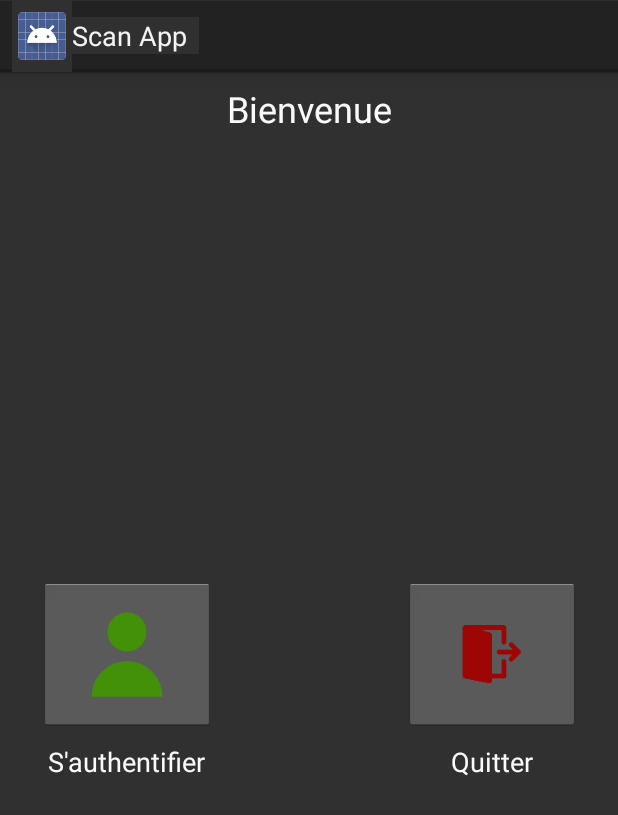
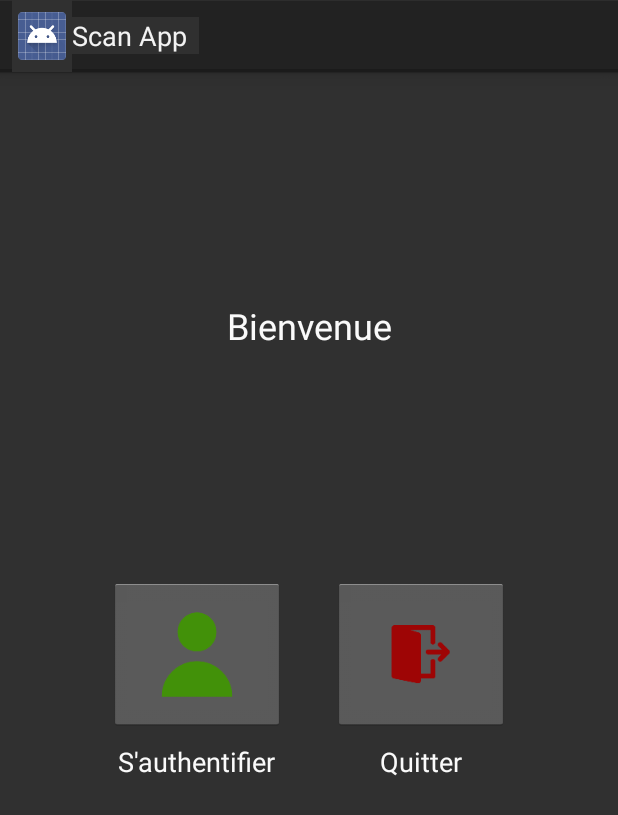
Before and after one commit to vinecy/Vuzix_M100_entrepot, an Android app: the screen it shows after launch (MainActivity), on a phone screen of 412 x 824 dp. Shown: the top 815 px of the screen. Run offline under Robolectric (Android 15) with nearby library versions, the phone set to English and light mode, and no system bars; libraries missing offline, so code that uses them is left out: me.dm7.barcodescanner.

Commit message:
- IHM bienvenue final

```diff
--- a/app/src/main/java/pfe/polytech/Vuzix_M100_entrepot/MainActivity.java
+++ b/app/src/main/java/pfe/polytech/Vuzix_M100_entrepot/MainActivity.java
@@ -110,9 +110,9 @@ public class MainActivity extends Activity implements ZBarScannerView.ResultHand
                 textview_ptr.setText(R.string.search_user_pending);
                 codeBarre_scanned = getIntent().getStringExtra("CODE_BARRE");
                 // SI AVEC CONNECTION SERVEUR : DECOMENTER LA LIGNE EN-DESSOUS
-                //Utilisateur user = Utilisateur.verifieUtilisateur(codeBarre_scanned);
+                Utilisateur user = Utilisateur.verifieUtilisateur(codeBarre_scanned);
                 // SI SANS CONNECTION SERVEUR : DECOMMENTER LA LIGNE EN-DESSOUS
-                Utilisateur user = new Utilisateur("John Smith", codeBarre_scanned);
+                //Utilisateur user = new Utilisateur("John Smith", codeBarre_scanned);
                 if( user != null ){             // si utilisateur trouvé
                     userCmdObj.setUtilisateur(user);
                     etatObj.setEtat( EtatSingleton.App_State.SEARCH_COMMAND);
@@ -132,20 +132,20 @@ public class MainActivity extends Activity implements ZBarScannerView.ResultHand
                 textview_ptr.setText(userCmdObj.getUtilisateur().getNom());
                 textview_ptr = findViewById(R.id.actionPending);
                 textview_ptr.setText(R.string.search_command_pending);
-                /*try {
+                try {
                     Commande commandeTmp = Commande.chargerCommande(userCmdObj.getUtilisateur());
-                    */
+                    /**/
                     // SANS SERVEUR
-                    ArrayList<Article> liste = new ArrayList<>();
+                    /*ArrayList<Article> liste = new ArrayList<>();
                     Article a1 = new Article("Fromage Blanc","2154632156234","A","26","C",1);
                     Article a2 = new Article("Pizza","2145622145659","B","27","D",3);
                     liste.add(a1);
                     liste.add(a2);
                     Commande commandeTmp;
                     commandeTmp = new Commande(13,liste,"dqsfqsf","qfqsf",userCmdObj.getUtilisateur());
-
+                    */
                     //Change la commande en cours
-                    //userCmdObj.setCommande( commandeTmp);
+                    userCmdObj.setCommande( commandeTmp);
 
                     if( commandeTmp != null){
                         userCmdObj.setCommande(commandeTmp);
@@ -156,9 +156,9 @@ public class MainActivity extends Activity implements ZBarScannerView.ResultHand
                         etatObj.setEtat( EtatSingleton.App_State.SIGN_IN);
                         changeState();
                     }
-                /*} catch (JSONException e) {
+                } catch (JSONException e) {
                     e.printStackTrace();
-                }*/
+                }
                 break;
             case NAVIGATION1:
                 Toast.makeText(getApplicationContext(), " > NAVIGATION1",Toast.LENGTH_SHORT).show();
--- a/app/src/main/res/layout/activity_main.xml
+++ b/app/src/main/res/layout/activity_main.xml
@@ -7,7 +7,7 @@
     android:layout_height="match_parent">
 
     <TextView
-        android:id="@+id/textView4"
+        android:id="@+id/sign_inTextView"
         android:layout_width="wrap_content"
         android:layout_height="wrap_content"
         android:layout_marginBottom="8dp"
@@ -15,13 +15,13 @@
         android:text="@string/sign_in"
         android:textAppearance="@style/TextAppearance.AppCompat.Medium"
         app:layout_constraintBottom_toBottomOf="parent"
-        app:layout_constraintEnd_toEndOf="@+id/imageButton3"
-        app:layout_constraintStart_toStartOf="@+id/imageButton3"
-        app:layout_constraintTop_toBottomOf="@+id/imageButton3"
+        app:layout_constraintEnd_toEndOf="@+id/sign_inButton"
+        app:layout_constraintStart_toStartOf="@+id/sign_inButton"
+        app:layout_constraintTop_toBottomOf="@+id/sign_inButton"
         app:layout_constraintVertical_bias="0.0" />
 
     <TextView
-        android:id="@+id/textView2"
+        android:id="@+id/exitTextView"
         android:layout_width="wrap_content"
         android:layout_height="wrap_content"
         android:layout_marginBottom="8dp"
@@ -29,53 +29,75 @@
         android:text="@string/exit"
         android:textAppearance="@style/TextAppearance.AppCompat.Medium"
         app:layout_constraintBottom_toBottomOf="parent"
-        app:layout_constraintEnd_toEndOf="@+id/imageButton4"
-        app:layout_constraintStart_toStartOf="@+id/imageButton4"
-        app:layout_constraintTop_toBottomOf="@+id/imageButton4"
+        app:layout_constraintEnd_toEndOf="@+id/exitButton"
+        app:layout_constraintStart_toStartOf="@+id/exitButton"
+        app:layout_constraintTop_toBottomOf="@+id/exitButton"
         app:layout_constraintVertical_bias="0.0" />
 
 
     <TextView
-        android:id="@+id/textView3"
+        android:id="@+id/welcomeTextView"
         android:layout_width="wrap_content"
         android:layout_height="wrap_content"
+        android:layout_marginBottom="8dp"
         android:layout_marginEnd="8dp"
         android:layout_marginStart="8dp"
         android:layout_marginTop="8dp"
         android:text="@string/welcome"
         android:textAppearance="@style/TextAppearance.AppCompat.Headline"
+        app:layout_constraintBottom_toTopOf="@+id/sign_inButton"
         app:layout_constraintEnd_toEndOf="parent"
+        app:layout_constraintHorizontal_bias="0.501"
         app:layout_constraintStart_toStartOf="parent"
         app:layout_constraintTop_toTopOf="parent" />
 
     <ImageButton
-        android:id="@+id/imageButton3"
+        android:id="@+id/sign_inButton"
         android:layout_width="117dp"
         android:layout_height="102dp"
         android:layout_marginBottom="8dp"
-        android:layout_marginEnd="8dp"
+        android:layout_marginEnd="16dp"
+        android:layout_marginStart="8dp"
         android:layout_marginTop="8dp"
         android:onClick="scan"
         android:scaleType="fitCenter"
         android:src="@mipmap/ic_launcher_foreground"
         android:visibility="visible"
         app:layout_constraintBottom_toBottomOf="parent"
-        app:layout_constraintEnd_toStartOf="@+id/textView3"
+        app:layout_constraintEnd_toStartOf="@+id/linearLayout"
+        app:layout_constraintHorizontal_bias="1.0"
+        app:layout_constraintStart_toStartOf="parent"
         app:layout_constraintTop_toTopOf="parent" />
 
     <ImageButton
-        android:id="@+id/imageButton4"
+        android:id="@+id/exitButton"
         android:layout_width="117dp"
         android:layout_height="102dp"
-        android:layout_marginStart="8dp"
+        android:layout_marginEnd="8dp"
+        android:layout_marginStart="16dp"
         android:onClick="exit"
         android:scaleType="fitCenter"
         android:src="@mipmap/ic_exit"
         android:visibility="visible"
-        app:layout_constraintBottom_toBottomOf="@+id/imageButton3"
-        app:layout_constraintStart_toEndOf="@+id/textView3"
-        app:layout_constraintTop_toTopOf="@+id/imageButton3"
-        app:layout_constraintVertical_bias="0.0"
+        app:layout_constraintBottom_toBottomOf="@+id/sign_inButton"
+        app:layout_constraintEnd_toEndOf="parent"
+        app:layout_constraintHorizontal_bias="0.0"
+        app:layout_constraintStart_toEndOf="@+id/linearLayout"
+        app:layout_constraintTop_toTopOf="@+id/sign_inButton"
         app:srcCompat="@mipmap/ic_exit" />
 
+    <LinearLayout
+        android:id="@+id/linearLayout"
+        android:layout_width="wrap_content"
+        android:layout_height="160dp"
+        android:layout_marginBottom="8dp"
+        android:layout_marginEnd="8dp"
+        android:layout_marginStart="8dp"
+        android:layout_marginTop="8dp"
+        android:orientation="horizontal"
+        app:layout_constraintBottom_toBottomOf="parent"
+        app:layout_constraintEnd_toEndOf="parent"
+        app:layout_constraintStart_toStartOf="parent"
+        app:layout_constraintTop_toTopOf="parent"></LinearLayout>
+
 </android.support.constraint.ConstraintLayout>
```
